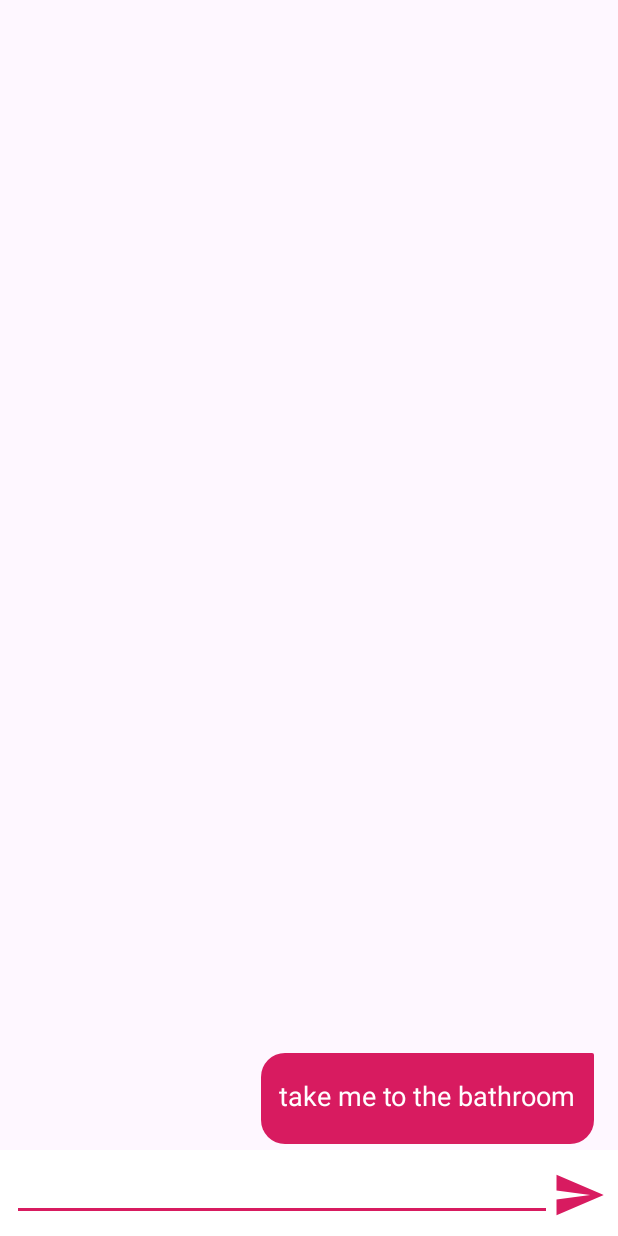
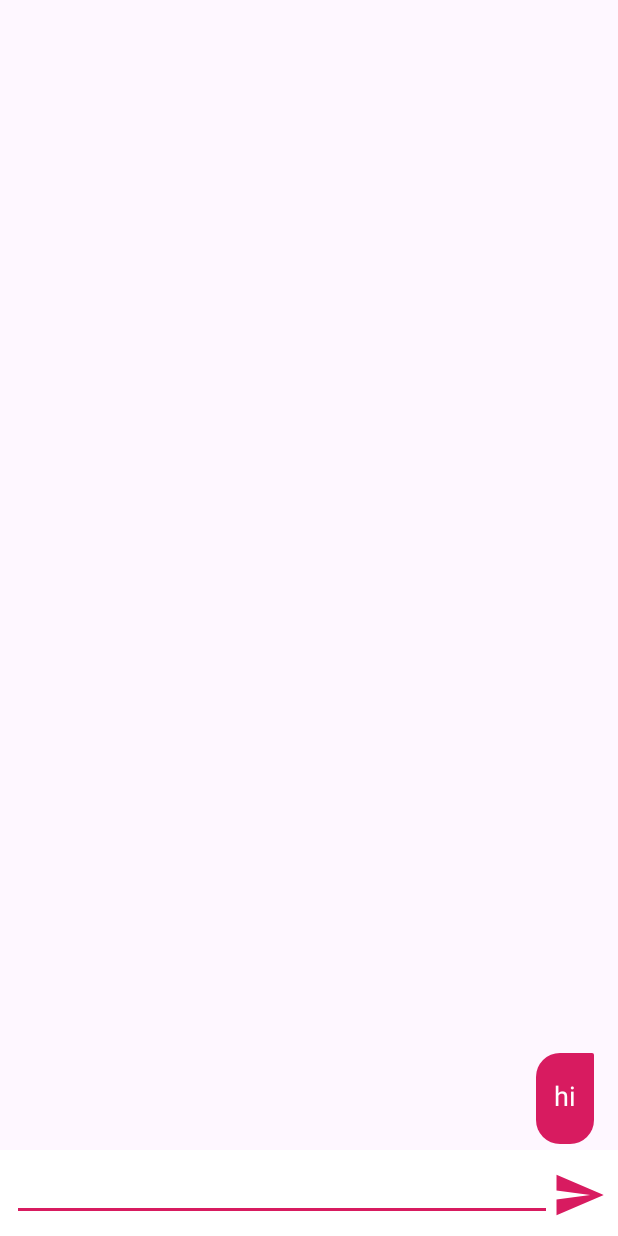
Before and after one commit to zhuangzi200323/DialogflowV2Demo, an Android app: the screen it shows after launch (MainActivity), after a tap on an icon or button, on a phone screen of 412 x 824 dp. Run offline under Robolectric (Android 15) with nearby library versions, the phone set to English and light mode, and no system bars; libraries missing offline, so code that uses them is left out: com.google.api.gax, com.google.auth.oauth2, com.google.cloud.dialogflow; 8 statements that could not run were skipped.

Commit message:
modify test text

```diff
--- a/app/src/main/res/layout/activity_main.xml
+++ b/app/src/main/res/layout/activity_main.xml
@@ -33,7 +33,7 @@
             android:imeOptions="actionSend"
             android:inputType="text"
             android:paddingTop="4dp"
-            android:text="take me to the bathroom"
+            android:text="hi"
             android:textSize="18sp" />
     </RelativeLayout>
 
```
